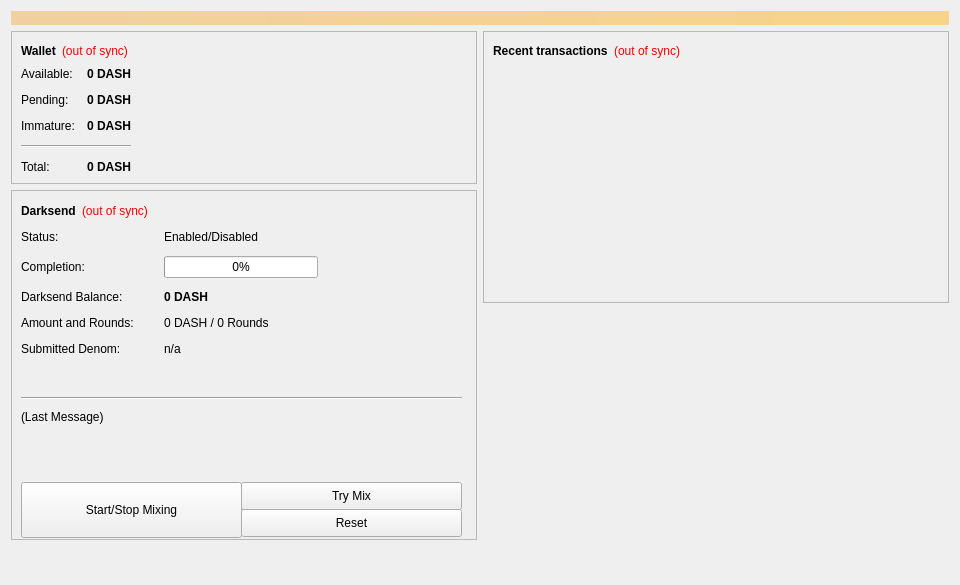
Above: src/qt/forms/overviewpage.ui from world-bank/unpay-core before the change. Below: the same form after it.
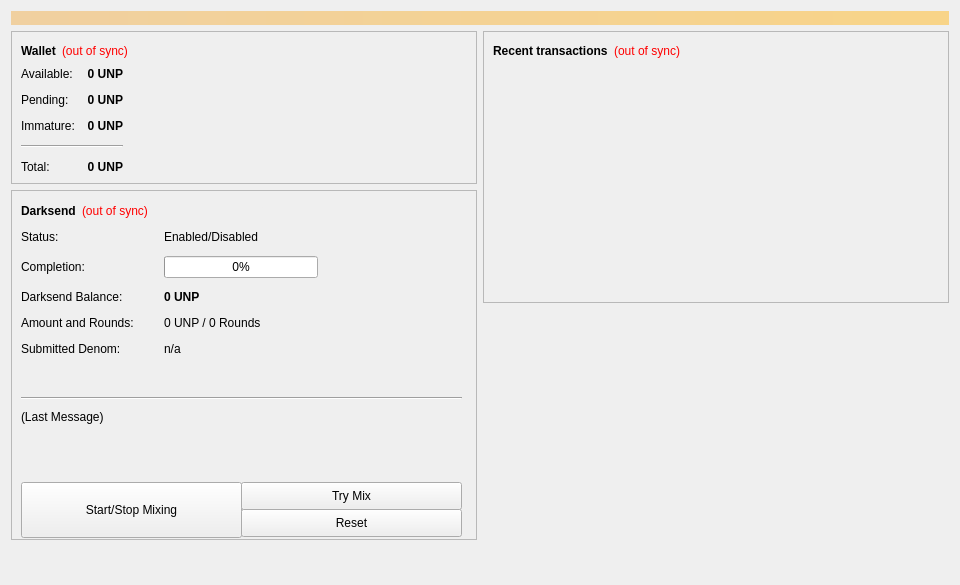
That is the form after the change.

Commit message: DASH -> UNP

Diff of the .ui file:
```diff
--- a/src/qt/forms/overviewpage.ui
+++ b/src/qt/forms/overviewpage.ui
@@ -130,7 +130,7 @@
                  <string>Your current spendable balance</string>
                 </property>
                 <property name="text">
-                 <string notr="true">0 DASH</string>
+                 <string notr="true">0 UNP</string>
                 </property>
                 <property name="alignment">
                  <set>Qt::AlignRight|Qt::AlignTrailing|Qt::AlignVCenter</set>
@@ -162,7 +162,7 @@
                  <string>Total of transactions that have yet to be confirmed, and do not yet count toward the spendable balance</string>
                 </property>
                 <property name="text">
-                 <string notr="true">0 DASH</string>
+                 <string notr="true">0 UNP</string>
                 </property>
                 <property name="alignment">
                  <set>Qt::AlignRight|Qt::AlignTrailing|Qt::AlignVCenter</set>
@@ -191,7 +191,7 @@
                  <string>Mined balance that has not yet matured</string>
                 </property>
                 <property name="text">
-                 <string notr="true">0 DASH</string>
+                 <string notr="true">0 UNP</string>
                 </property>
                 <property name="alignment">
                  <set>Qt::AlignRight|Qt::AlignTrailing|Qt::AlignVCenter</set>
@@ -223,7 +223,7 @@
                  <string>Your current total balance</string>
                 </property>
                 <property name="text">
-                 <string notr="true">0 DASH</string>
+                 <string notr="true">0 UNP</string>
                 </property>
                 <property name="alignment">
                  <set>Qt::AlignRight|Qt::AlignTrailing|Qt::AlignVCenter</set>
@@ -346,7 +346,7 @@
               </font>
              </property>
              <property name="text">
-              <string>0 DASH</string>
+              <string>0 UNP</string>
              </property>
             </widget>
            </item>
@@ -360,7 +360,7 @@
            <item row="3" column="1">
             <widget class="QLabel" name="labelAmountRounds">
              <property name="text">
-              <string>0 DASH / 0 Rounds</string>
+              <string>0 UNP / 0 Rounds</string>
              </property>
             </widget>
            </item>
```
The commit also changes 54 other files.
